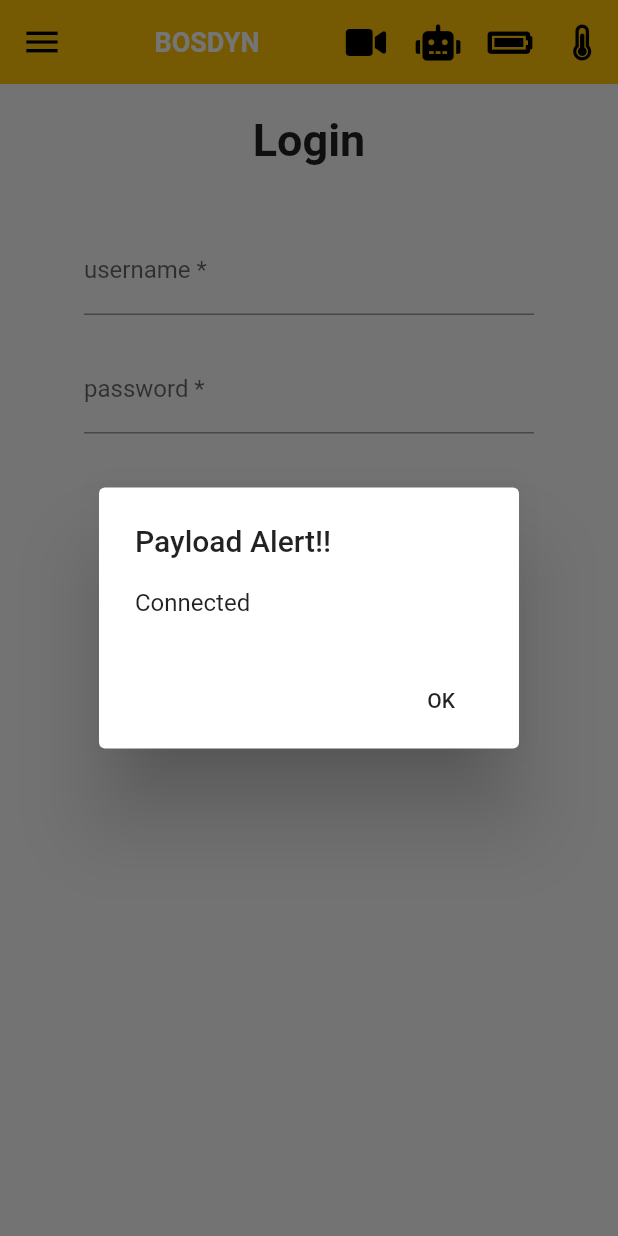
After one commit to atomo15/bosdyn-flutter, a Flutter app: the Login_Screen screen opened directly, after a tap on an icon or button, on a phone screen of 412 x 824 dp. The commit adds this screen. Run offline on Flutter 3.47's test engine with Material 2 defaults, Android fonts, the phone set to English and light mode, and no system bars; our stand-ins replace carousel_pro, flutter_image_slideshow, font_awesome_flutter; missing offline and left inert: favorite_button.

Commit message:
add login screen

```diff
--- a/bosdyn/lib/main.dart
+++ b/bosdyn/lib/main.dart
@@ -19,7 +19,7 @@ class MyApp extends StatelessWidget {
   Widget build(BuildContext context) {
     return MaterialApp(
       debugShowCheckedModeBanner: false,
-      title: 'VERITY',
+      title: 'BOSDYN',
       theme: ThemeData(
         primarySwatch: Colors.amber,
       ),
--- a/bosdyn/lib/screens/bottom_nav_screens.dart
+++ b/bosdyn/lib/screens/bottom_nav_screens.dart
@@ -12,7 +12,7 @@ class _BottomNavScreenState extends State<BottomNavScreen> {
     HomeScreen(),
     Scaffold(),
     SubmitScreen(),
-    Scaffold(),
+    Login_Screen(),
     Scaffold(),
   ];
   int _currentIndex = 0;
@@ -32,7 +32,7 @@ class _BottomNavScreenState extends State<BottomNavScreen> {
         unselectedItemColor: Colors.grey,
         elevation: 0.0,
         items: [
-          Icons.home_rounded, Icons.mic_rounded, Icons.volume_up_rounded]
+          Icons.home_rounded, Icons.mic_rounded, Icons.volume_up_rounded, Icons.person]
             .asMap()
             .map((key, value) => MapEntry(
                   key,
--- /dev/null
+++ b/bosdyn/lib/screens/login_screen.dart
@@ -0,0 +1,118 @@
+import 'dart:ui';
+
+import 'package:flutter/material.dart';
+import 'package:bosdyn/widgets/widgets.dart';
+import 'package:font_awesome_flutter/font_awesome_flutter.dart';
+
+class Login_Screen extends StatefulWidget {
+  const Login_Screen({ Key? key }) : super(key: key);
+
+  @override
+  _Login_ScreenState createState() => _Login_ScreenState();
+}
+
+class _Login_ScreenState extends State<Login_Screen> {
+  @override
+  Widget build(BuildContext context) {
+    final screenHeight = MediaQuery.of(context).size.height;
+    return Scaffold(
+      appBar: CustomAppBar(),
+      body: CustomScrollView(
+        physics: ClampingScrollPhysics(),
+        slivers: <Widget>[
+          _buidTitle(screenHeight),
+          _buildForm(screenHeight),
+        ]
+      )
+    );
+  }
+  SliverToBoxAdapter _buidTitle(double screenHeight) {
+    return SliverToBoxAdapter(
+      child: Container(
+        child: Center(
+          child:
+          Column(
+            children: [
+              SizedBox(height: 20,),
+              Text(
+                  "Login",
+                  style:
+                  TextStyle(
+                    fontSize: 30,
+                    fontWeight: FontWeight.bold
+                    ),
+                  ),
+              SizedBox(height: 20,),
+            ],
+          )
+
+
+          )
+      )
+    );
+  }
+  SliverToBoxAdapter _buildForm(double screenHeight) {
+    return SliverToBoxAdapter(
+      child: Container(
+        child: Center(
+          child:
+          Column(
+            children: [
+              SizedBox(height: 20,),
+              Container(
+                width: 300,
+                child: TextFormField(
+                scrollPadding: const EdgeInsets.all(20.0),
+                decoration: const InputDecoration(
+                  //icon: Icon(Icons.person),
+                  hintText: 'username',
+                  labelText: 'username *',
+                  //contentPadding: EdgeInsets.all(10)
+                ),
+                onSaved: (String? value) {
+                  // This optional block of code can be used to run
+                  // code when the user saves the form.
+                },
+                validator: (String? value) {
+                  return (value != null && value.contains('@')) ? 'Do not use the @ char.' : null;
+                },
+              ),
+              ),
+              SizedBox(height: 20,),
+              Container(
+                width: 300,
+                child: TextFormField(
+                scrollPadding: const EdgeInsets.all(20.0),
+                decoration: const InputDecoration(
+                  //icon: Icon(Icons.person),
+                  hintText: 'password',
+                  labelText: 'password *',
+                  //contentPadding: EdgeInsets.all(10)
+                ),
+                onSaved: (String? value) {
+                  // This optional block of code can be used to run
+                  // code when the user saves the form.
+                },
+                validator: (String? value) {
+                  return (value != null && value.contains('@')) ? 'Do not use the @ char.' : null;
+                },
+              ),
+              ),
+              SizedBox(height: 20,),
+              Container(
+              margin: EdgeInsets.all(20),
+              child: FlatButton(
+                child: Text('Login'),
+                color: Colors.blueAccent,
+                textColor: Colors.white,
+                onPressed: () {},
+              ),
+            ),
+
+            ],
+          )
+          )
+      )
+    );
+  }
+}
--- a/bosdyn/lib/screens/screens.dart
+++ b/bosdyn/lib/screens/screens.dart
@@ -1,3 +1,4 @@
 export 'bottom_nav_screens.dart';
 export 'home_screen.dart';
 export 'submit_screen.dart';
+export 'login_screen.dart';
--- a/bosdyn/lib/screens/submit_screen.dart
+++ b/bosdyn/lib/screens/submit_screen.dart
@@ -14,7 +14,6 @@ class SubmitScreen extends StatefulWidget {
 }
 
 class _SubmitScreenState extends State<SubmitScreen> {
-  String _country = 'USA';
 
   @override
   Widget build(BuildContext context) {
@@ -153,7 +152,7 @@ class _SubmitScreenState extends State<SubmitScreen> {
           children: <Widget>[
             Center(
               child:Text(
-              'Submit Item',
+              'Speaker',
               style: const TextStyle(
                 fontSize: 22.0,
                 fontWeight: FontWeight.w600,
--- a/bosdyn/lib/widgets/custom_app_bar.dart
+++ b/bosdyn/lib/widgets/custom_app_bar.dart
@@ -1,4 +1,5 @@
 import 'package:flutter/material.dart';
+import 'package:font_awesome_flutter/font_awesome_flutter.dart';
 //import 'package:flutter_covid_dashboard_ui/config/palette.dart';
 
 class CustomAppBar extends StatelessWidget with PreferredSizeWidget {
@@ -18,7 +19,7 @@ class CustomAppBar extends StatelessWidget with PreferredSizeWidget {
                   'BOSDYN',
                   style: const TextStyle(
                     color: Colors.white,
-                    fontSize: 25.0,
+                    fontSize: 18.0,
                     fontWeight: FontWeight.bold,
                   ),
                 ),
@@ -41,22 +42,50 @@ class CustomAppBar extends StatelessWidget with PreferredSizeWidget {
             //   ),
             // ),
 
+            // IconButton(
+            //   icon: const Icon(Icons.search_rounded),
+            //   iconSize: 28.0,
+            //   onPressed: () {
+            //     showSearch(context: context, delegate: CitySearch());
+            //   },
+            // ),
             IconButton(
-              icon: const Icon(Icons.search_rounded),
-              iconSize: 28.0,
-              onPressed: () {
-                showSearch(context: context, delegate: CitySearch());
-              },
-            ),
+              onPressed: (){
+              _showPayload(context);
+            },
+            icon: FaIcon(FontAwesomeIcons.video)
+            )
+            ,
             IconButton(
-              icon:
-              CircleAvatar(
-                backgroundColor: Colors.brown.shade800,
-                child: Text('TS'),)
-              ,
               onPressed: (){
-              print('profile');
-            }),
+              _showSpotStatus(context);
+            },
+            icon: FaIcon(FontAwesomeIcons.robot)
+            )
+            ,
+            IconButton(
+              onPressed: (){
+              _showBattery(context);
+            },
+            icon: FaIcon(FontAwesomeIcons.batteryFull)
+            )
+            ,
+            IconButton(
+              onPressed: (){
+              _showTemperature(context);
+            },
+            icon: FaIcon(FontAwesomeIcons.thermometerThreeQuarters)
+            )
+            ,
+            // IconButton(
+            //   icon:
+            //   CircleAvatar(
+            //     backgroundColor: Colors.brown.shade800,
+            //     child: Text('TS'),)
+            //   ,
+            //   onPressed: (){
+            //   print('profile');
+            // }),
 
       ],
     );
@@ -64,6 +93,83 @@ class CustomAppBar extends StatelessWidget with PreferredSizeWidget {
 
   @override
   Size get preferredSize => Size.fromHeight(kToolbarHeight);
+
+  void _showBattery(BuildContext context) {
+    showDialog(
+      context: context,
+      builder: (BuildContext context) {
+        return AlertDialog(
+          title: new Text("Battery Alert!!"),
+          content: new Text("80 %"),
+          actions: <Widget>[
+            new FlatButton(
+              child: new Text("OK"),
+              onPressed: () {
+                Navigator.of(context).pop();
+              },
+            ),
+          ],
+        );
+      },
+    );
+  }
+  void _showTemperature(BuildContext context) {
+    showDialog(
+      context: context,
+      builder: (BuildContext context) {
+        return AlertDialog(
+          title: new Text("Temperature Alert!!"),
+          content: new Text("34 °"),
+          actions: <Widget>[
+            new FlatButton(
+              child: new Text("OK"),
+              onPressed: () {
+                Navigator.of(context).pop();
+              },
+            ),
+          ],
+        );
+      },
+    );
+  }
+  void _showSpotStatus(BuildContext context) {
+    showDialog(
+      context: context,
+      builder: (BuildContext context) {
+        return AlertDialog(
+          title: new Text("Connection Alert!!"),
+          content: new Text("Connected"),
+          actions: <Widget>[
+            new FlatButton(
+              child: new Text("OK"),
+              onPressed: () {
+                Navigator.of(context).pop();
+              },
+            ),
+          ],
+        );
+      },
+    );
+  }
+  void _showPayload(BuildContext context) {
+    showDialog(
+      context: context,
+      builder: (BuildContext context) {
+        return AlertDialog(
+          title: new Text("Payload Alert!!"),
+          content: new Text("Connected"),
+          actions: <Widget>[
+            new FlatButton(
+              child: new Text("OK"),
+              onPressed: () {
+                Navigator.of(context).pop();
+              },
+            ),
+          ],
+        );
+      },
+    );
+  }
 }
 
 class CitySearch extends SearchDelegate<String> {
--- a/bosdyn/pubspec.yaml
+++ b/bosdyn/pubspec.yaml
@@ -31,6 +31,7 @@ dependencies:
   carousel_pro: ^1.0.0
   favorite_button: ^0.0.4
   flutter_image_slideshow: ^0.1.1
+  font_awesome_flutter: ^9.1.0
 
 dev_dependencies:
   flutter_test:
```
Also changed, not shown: bosdyn/lib/screens/home_screen.dart (+5 -4 lines), bosdyn/pubspec.lock.
